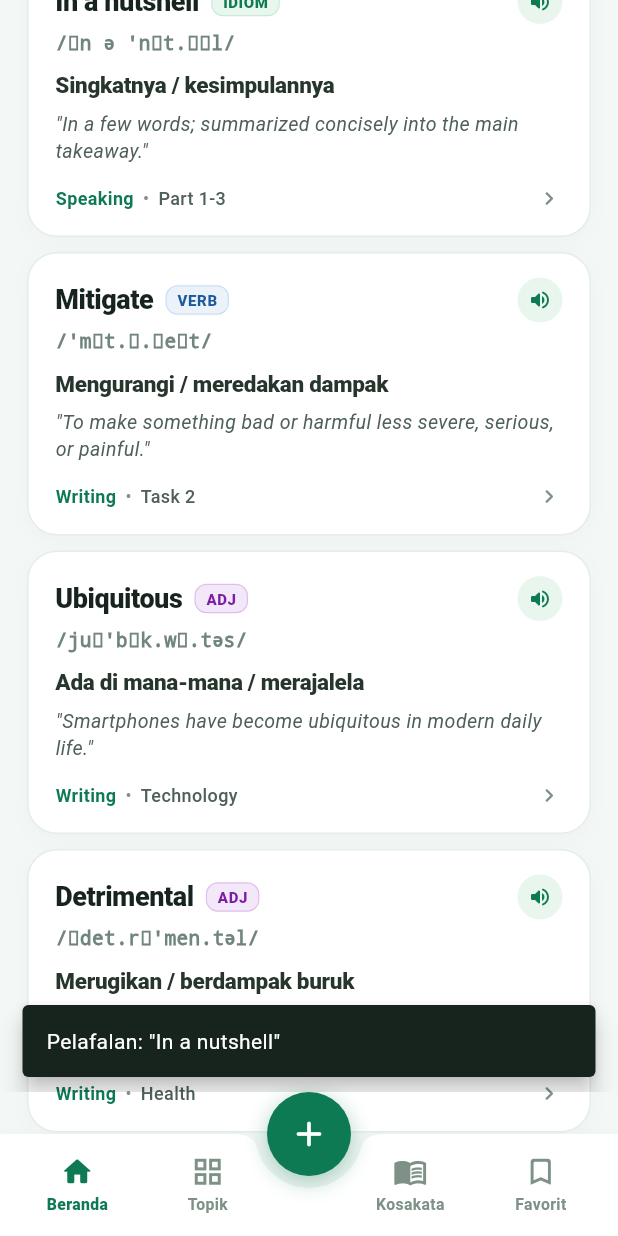
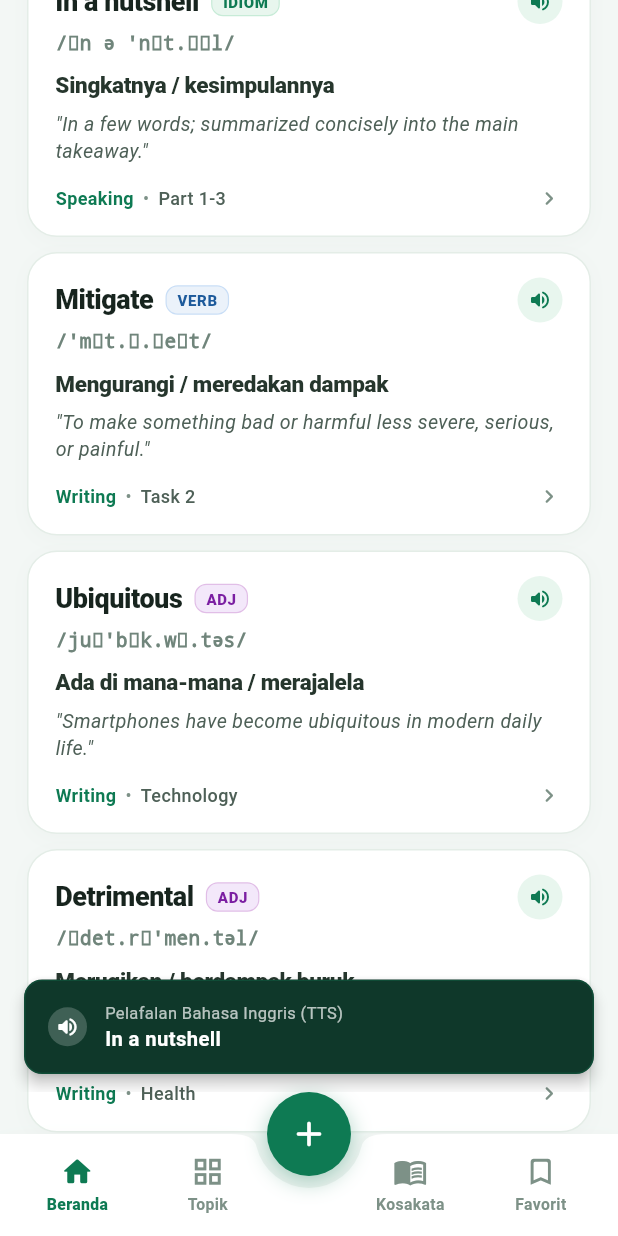
Before and after one commit to vikiwahyudi12/my_vocabulary, a Flutter app: the screen it shows after launch, scrolled down 576 dp, after a tap on the "volume up" icon, on a phone screen of 412 x 824 dp. Run offline on Flutter 3.47's test engine with Material 3 defaults, Android fonts, the phone set to English and light mode, and no system bars; our stand-ins replace cloud_firestore, file_picker, firebase_auth, firebase_core, flutter_riverpod, flutter_tts and 4 more; missing offline and left inert: dart:js_interop; accounts and stored records are empty.

Commit message:
feat(tts): add native text-to-speech audio pronunciation for vocabularies and example sentences

```diff
--- /dev/null
+++ b/lib/core/services/tts_service.dart
@@ -0,0 +1,102 @@
+import 'package:flutter/material.dart';
+import 'package:my_vocabulary/core/constants/app_colors.dart';
+import 'tts_service_stub.dart'
+    if (dart.library.js_interop) 'tts_service_web.dart';
+
+class TtsService {
+  static final TtsService instance = TtsService._internal();
+  factory TtsService() => instance;
+  TtsService._internal();
+
+  /// Speaks an English word or sentence with native pronunciation.
+  /// [rate]: 0.82 for individual vocabulary (clear syllabic learning pace),
+  ///         0.90 for full sentences.
+  Future<void> speak(
+    String text, {
+    BuildContext? context,
+    double rate = 0.82,
+    String lang = 'en-US',
+  }) async {
+    final cleanText = text.trim();
+    if (cleanText.isEmpty) return;
+
+    try {
+      await PlatformTts.speak(cleanText, rate: rate, lang: lang);
+
+      if (context != null && context.mounted) {
+        final isDark = Theme.of(context).brightness == Brightness.dark;
+        ScaffoldMessenger.of(context).hideCurrentSnackBar();
+        ScaffoldMessenger.of(context).showSnackBar(
+          SnackBar(
+            backgroundColor: isDark ? const Color(0xFF1B2C23) : const Color(0xFF0F382A),
+            elevation: 4,
+            behavior: SnackBarBehavior.floating,
+            shape: RoundedRectangleBorder(
+              borderRadius: BorderRadius.circular(12),
+              side: BorderSide(
+                color: isDark ? AppColors.darkPrimary.withValues(alpha: 0.3) : AppColors.lushPrimary.withValues(alpha: 0.3),
+                width: 1,
+              ),
+            ),
+            margin: const EdgeInsets.symmetric(horizontal: 16, vertical: 12),
+            duration: const Duration(milliseconds: 1600),
+            content: Row(
+              children: [
+                Container(
+                  padding: const EdgeInsets.all(5),
+                  decoration: BoxDecoration(
+                    color: isDark ? AppColors.darkPrimary.withValues(alpha: 0.2) : Colors.white.withValues(alpha: 0.2),
+                    shape: BoxShape.circle,
+                  ),
+                  child: const Icon(
+                    Icons.volume_up_rounded,
+                    color: Colors.white,
+                    size: 16,
+                  ),
+                ),
+                const SizedBox(width: 12),
+                Expanded(
+                  child: Column(
+                    mainAxisSize: MainAxisSize.min,
+                    crossAxisAlignment: CrossAxisAlignment.start,
+                    children: [
+                      const Text(
+                        'Pelafalan Bahasa Inggris (TTS)',
+                        style: TextStyle(
+                          color: Colors.white70,
+                          fontSize: 11,
+                          fontWeight: FontWeight.w400,
+                        ),
+                      ),
+                      Text(
+                        cleanText,
+                        maxLines: 1,
+                        overflow: TextOverflow.ellipsis,
+                        style: const TextStyle(
+                          color: Colors.white,
+                          fontSize: 13.5,
+                          fontWeight: FontWeight.w600,
+                        ),
+                      ),
+                    ],
+                  ),
+                ),
+              ],
+            ),
+          ),
+        );
+      }
+    } catch (e) {
+      debugPrint('TtsService.speak error: $e');
+    }
+  }
+
+  /// Stops current speech audio.
+  Future<void> stop() async {
+    try {
+      await PlatformTts.stop();
+    } catch (e) {
+      debugPrint('TtsService.stop error: $e');
+    }
+  }
+}
--- /dev/null
+++ b/lib/core/services/tts_service_stub.dart
@@ -0,0 +1,37 @@
+import 'package:flutter_tts/flutter_tts.dart';
+
+class PlatformTts {
+  static FlutterTts? _flutterTts;
+  static bool _initialized = false;
+
+  static Future<void> _ensureInit(double rate, String lang) async {
+    if (_initialized && _flutterTts != null) return;
+    try {
+      _flutterTts ??= FlutterTts();
+      await _flutterTts!.setLanguage(lang);
+      // flutter_tts speech rate is usually between 0.0 and 1.0 (0.5 is default normal)
+      await _flutterTts!.setSpeechRate(rate * 0.55);
+      await _flutterTts!.setVolume(1.0);
+      await _flutterTts!.setPitch(1.0);
+      _initialized = true;
+    } catch (_) {}
+  }
+
+  static Future<void> speak(
+    String text, {
+    double rate = 0.85,
+    String lang = 'en-US',
+  }) async {
+    try {
+      await _ensureInit(rate, lang);
+      await _flutterTts?.stop();
+      await _flutterTts?.speak(text);
+    } catch (_) {}
+  }
+
+  static Future<void> stop() async {
+    try {
+      await _flutterTts?.stop();
+    } catch (_) {}
+  }
+}
--- /dev/null
+++ b/lib/core/services/tts_service_web.dart
@@ -0,0 +1,25 @@
+import 'dart:js_interop';
+
+@JS('appSpeakText')
+external JSBoolean _jsAppSpeakText(JSString text, [JSNumber? rate, JSString? lang]);
+
+@JS('appStopSpeech')
+external void _jsAppStopSpeech();
+
+class PlatformTts {
+  static Future<void> speak(
+    String text, {
+    double rate = 0.85,
+    String lang = 'en-US',
+  }) async {
+    try {
+      _jsAppSpeakText(text.toJS, rate.toJS, lang.toJS);
+    } catch (_) {}
+  }
+
+  static Future<void> stop() async {
+    try {
+      _jsAppStopSpeech();
+    } catch (_) {}
+  }
+}
--- a/lib/widgets/vocabulary_card.dart
+++ b/lib/widgets/vocabulary_card.dart
@@ -1,6 +1,7 @@
 import 'package:flutter/material.dart';
 import 'package:flutter_riverpod/flutter_riverpod.dart';
 import '../core/constants/app_colors.dart';
+import '../core/services/tts_service.dart';
 import '../models/vocabulary_model.dart';
 import '../providers/vocabulary_provider.dart';
 import 'badges.dart';
@@ -100,12 +101,9 @@ class VocabularyCard extends ConsumerWidget {
                       // Speaker button for Home card style
                       InkWell(
                         onTap: () {
-                          ScaffoldMessenger.of(context).showSnackBar(
-                            SnackBar(
-                              content: Text('Pelafalan: "${vocabulary.word}"'),
-                              duration: const Duration(seconds: 1),
-                              behavior: SnackBarBehavior.floating,
-                            ),
+                          TtsService.instance.speak(
+                            vocabulary.word,
+                            context: context,
                           );
                         },
                         borderRadius: BorderRadius.circular(20),
@@ -127,8 +125,37 @@ class VocabularyCard extends ConsumerWidget {
                         ),
                       )
                     else
-                      // Bookmark button for Kosakata list style
-                      if (vocabulary.id != null)
+                      // Speaker & Bookmark buttons for List & Topic card style
+                      Row(
+                        mainAxisSize: MainAxisSize.min,
+                        children: [
+                          InkWell(
+                            onTap: () {
+                              TtsService.instance.speak(
+                                vocabulary.word,
+                                context: context,
+                              );
+                            },
+                            borderRadius: BorderRadius.circular(16),
+                            child: Container(
+                              padding: const EdgeInsets.all(6),
+                              decoration: BoxDecoration(
+                                color: isDark
+                                    ? const Color(0xFF1E3327)
+                                    : AppColors.lushIconCircle,
+                                shape: BoxShape.circle,
+                              ),
+                              child: Icon(
+                                Icons.volume_up_rounded,
+                                size: 15,
+                                color: isDark
+                                    ? AppColors.darkPrimary
+                                    : AppColors.lushPrimary,
+                              ),
+                            ),
+                          ),
+                          if (vocabulary.id != null) ...[
+                            const SizedBox(width: 4),
                             InkWell(
                               onTap: () {
                                 ref
@@ -155,6 +182,9 @@ class VocabularyCard extends ConsumerWidget {
                                           : AppColors.bookmarkInactive),
                                 ),
                               ),
+                            ),
+                          ],
+                        ],
                       ),
                   ],
                 ),
@@ -184,12 +214,9 @@ class VocabularyCard extends ConsumerWidget {
                         const SizedBox(width: 6),
                         InkWell(
                           onTap: () {
-                            ScaffoldMessenger.of(context).showSnackBar(
-                              SnackBar(
-                                content: Text('Pelafalan: "${vocabulary.word}"'),
-                                duration: const Duration(seconds: 1),
-                                behavior: SnackBarBehavior.floating,
-                              ),
+                            TtsService.instance.speak(
+                              vocabulary.word,
+                              context: context,
                             );
                           },
                           child: Icon(
--- a/pubspec.yaml
+++ b/pubspec.yaml
@@ -47,6 +47,7 @@ dependencies:
   firebase_core: ^5.1.0
   cloud_firestore: ^7.1.0
   firebase_auth: ^7.0.1
+  flutter_tts: ^4.2.5
 
 dev_dependencies:
   flutter_test:
```
Also changed, not shown: lib/screens/vocabulary_detail/vocabulary_detail_screen.dart (+96 -6 lines), pubspec.lock, 7 other files. Lines whose indentation alone changed are shown as unchanged.
